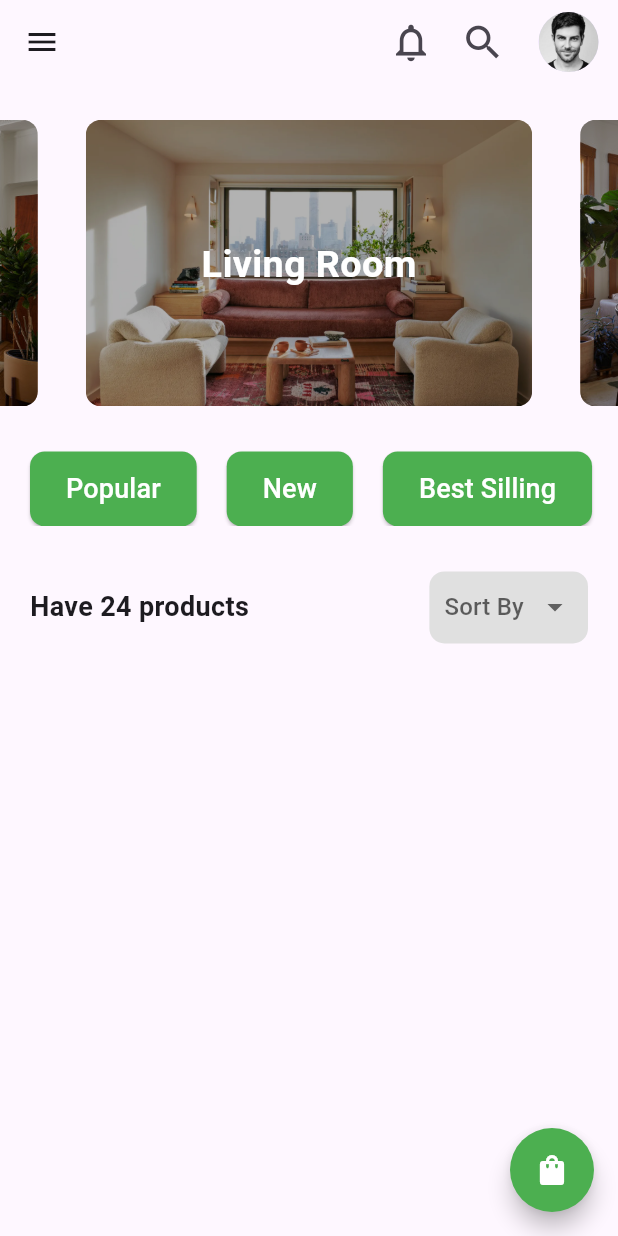
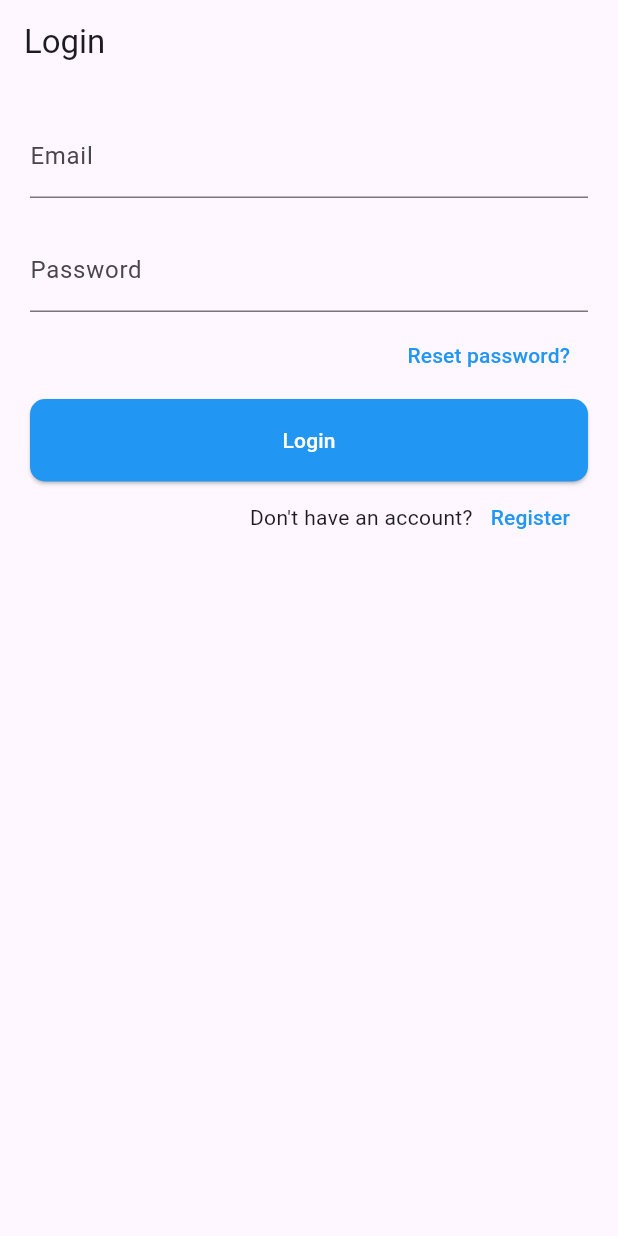
Before and after one commit to khusantoy/home-decoration-marketplace, a Flutter app: the screen it shows after launch, on a phone screen of 412 x 824 dp. Run offline on Flutter 3.47's test engine with Material 3 defaults, Android fonts, the phone set to English and light mode, and no system bars; drawn by our look-alikes of carousel_slider; our stand-ins replace cached_network_image, cloud_firestore, firebase_auth, firebase_core, flutter_screenutil; accounts and stored records are empty.

```diff
--- /dev/null
+++ b/lib/controllers/auth_controller.dart
@@ -0,0 +1,33 @@
+import 'package:home_decoration/services/auth_firebase_services.dart';
+
+class AuthController {
+  final _authFirebaseServices = AuthFirebaseServices();
+
+  Future<void> login({
+    required String emailAddress,
+    required String password,
+  }) async {
+    await _authFirebaseServices.login(
+      emailAddress: emailAddress,
+      password: password,
+    );
+  }
+
+  Future<void> register({
+    required String emailAddress,
+    required String password,
+  }) async {
+    await _authFirebaseServices.register(
+      emailAddress: emailAddress,
+      password: password,
+    );
+  }
+
+  Future<void> logout() async {
+    await _authFirebaseServices.logout();
+  }
+
+  Future<void> resetPassword({required String email}) async {
+    await _authFirebaseServices.resetPassword(email: email);
+  }
+}
--- a/lib/main.dart
+++ b/lib/main.dart
@@ -1,9 +1,11 @@
+import 'package:firebase_auth/firebase_auth.dart';
 import 'package:flutter/material.dart';
 import 'package:flutter_screenutil/flutter_screenutil.dart';
 import 'package:home_decoration/controllers/categories_controller.dart';
 import 'package:home_decoration/controllers/products_controller.dart';
 import 'package:home_decoration/views/screens/home_screen.dart';
 import 'package:firebase_core/firebase_core.dart';
+import 'package:home_decoration/views/screens/login_screen.dart';
 import 'package:provider/provider.dart';
 import 'firebase_options.dart';
 
@@ -37,7 +39,16 @@ class MyApp extends StatelessWidget {
                 home: child,
               );
             },
-            child: const HomeScreen(),
+            child: StreamBuilder(
+              stream: FirebaseAuth.instance.authStateChanges(),
+              builder: (context, snapshot) {
+                if (snapshot.hasData) {
+                  return const HomeScreen();
+                }
+
+                return const LoginScreen();
+              },
+            ),
           );
         });
   }
--- /dev/null
+++ b/lib/services/auth_firebase_services.dart
@@ -0,0 +1,55 @@
+import 'package:firebase_auth/firebase_auth.dart';
+
+class AuthFirebaseServices {
+  Future<void> register({
+    required String emailAddress,
+    required String password,
+  }) async {
+    try {
+      final credential =
+      await FirebaseAuth.instance.createUserWithEmailAndPassword(
+        email: emailAddress,
+        password: password,
+      );
+    } on FirebaseAuthException catch (e) {
+      if (e.code == 'weak-password') {
+        print('The password provided is too weak.');
+      } else if (e.code == 'email-already-in-use') {
+        print('The account already exists for that email.');
+      }
+    } catch (e) {
+      print(e);
+    }
+  }
+
+  Future<void> login({
+    required String emailAddress,
+    required String password,
+  }) async {
+    try {
+      final credential = await FirebaseAuth.instance.signInWithEmailAndPassword(
+        email: emailAddress,
+        password: password,
+      );
+    } on FirebaseAuthException catch (e) {
+      if (e.code == 'user-not-found') {
+        print('No user found for that email.');
+      } else if (e.code == 'wrong-password') {
+        print('Wrong password provided for that user.');
+      }
+    }
+  }
+
+  Future<void> logout() async {
+    await FirebaseAuth.instance.signOut();
+  }
+
+  Future<void> resetPassword({required String email}) async {
+    try {
+      await FirebaseAuth.instance.sendPasswordResetEmail(email: email);
+    } catch (e) {
+      print("Error resetting password: $e");
+    }
+  }
+
+}
--- /dev/null
+++ b/lib/utils/routes.dart
@@ -0,0 +1,7 @@
+class AppRoutes {
+  static const String home = '/home';
+  static const String login = '/login';
+  static const String register = '/register';
+  static const String resetPassword = '/resetp';
+  static const String leaders = '/leaders';
+}
--- /dev/null
+++ b/lib/views/screens/login_screen.dart
@@ -0,0 +1,160 @@
+import 'package:flutter/material.dart';
+import 'package:home_decoration/controllers/auth_controller.dart';
+import 'package:home_decoration/utils/messages.dart';
+import 'package:home_decoration/utils/routes.dart';
+import 'package:home_decoration/views/widgets/textformfield_item.dart';
+
+class LoginScreen extends StatefulWidget {
+  const LoginScreen({super.key});
+
+  @override
+  State<LoginScreen> createState() => _LoginScreenState();
+}
+
+class _LoginScreenState extends State<LoginScreen> {
+  TextEditingController emailController = TextEditingController();
+  TextEditingController passwordController = TextEditingController();
+  final GlobalKey<FormState> _formKey = GlobalKey<FormState>();
+  final _authController = AuthController();
+
+  @override
+  void dispose() {
+    emailController.dispose();
+    passwordController.dispose();
+    super.dispose();
+  }
+
+  void _validateAndSubmit() async {
+    if (_formKey.currentState!.validate()) {
+      // ScaffoldMessenger.of(context).showSnackBar(
+      //   const SnackBar(content: Text('Processing Data')),
+      // );
+      Messages.showLoadingDialog(context);
+      _authController
+          .login(
+        emailAddress: emailController.text,
+        password: passwordController.text,
+      )
+          .then((user) {
+        if (!mounted) return;
+        Navigator.pop(context);
+      }).catchError((error) {
+        if (mounted) {
+          Navigator.pop(context);
+          ScaffoldMessenger.of(context).showSnackBar(
+            SnackBar(content: Text('Login failed: $error')),
+          );
+        }
+      });
+    }
+  }
+
+  @override
+  Widget build(BuildContext context) {
+    return Scaffold(
+      appBar: AppBar(
+        title: const Text("Login"),
+      ),
+      body: Padding(
+        padding: const EdgeInsets.all(20.0),
+        child: Form(
+          key: _formKey,
+          child: Column(
+            children: [
+              TextformfieldItem(
+                labelText: "Email",
+                textEditingController: emailController,
+                textInputType: TextInputType.emailAddress,
+                textInputAction: TextInputAction.next,
+                validator: (value) {
+                  if (value == null || value.trim().isEmpty) {
+                    return "Enter your email";
+                  } else {
+                    final emailRegex = RegExp(r'^[^@]+@[^@]+\.[^@]+');
+                    if (!emailRegex.hasMatch(value)) {
+                      return "Email is wrong";
+                    }
+                  }
+
+                  return null;
+                },
+              ),
+              const SizedBox(
+                height: 20,
+              ),
+              TextformfieldItem(
+                labelText: "Password",
+                textEditingController: passwordController,
+                validator: (value) {
+                  if (value == null || value.trim().isEmpty) {
+                    return "Enter your password";
+                  }
+                  return null;
+                },
+                textInputType: TextInputType.name,
+                textInputAction: TextInputAction.done,
+              ),
+              const SizedBox(
+                height: 5,
+              ),
+              Row(
+                mainAxisAlignment: MainAxisAlignment.end,
+                children: [
+                  TextButton(
+                    onPressed: () {
+                      Navigator.pushNamed(context, AppRoutes.resetPassword);
+                    },
+                    child: const Text(
+                      "Reset password?",
+                      style: TextStyle(
+                        color: Colors.blue,
+                      ),
+                    ),
+                  )
+                ],
+              ),
+              const SizedBox(
+                height: 5,
+              ),
+              SizedBox(
+                width: double.infinity,
+                height: 55,
+                child: ElevatedButton(
+                  style: ElevatedButton.styleFrom(
+                    foregroundColor: Colors.white,
+                    backgroundColor: Colors.blue,
+                    shape: RoundedRectangleBorder(
+                      borderRadius: BorderRadius.circular(10),
+                    ),
+                  ),
+                  onPressed: _validateAndSubmit,
+                  child: const Text("Login"),
+                ),
+              ),
+              Row(
+                mainAxisAlignment: MainAxisAlignment.end,
+                children: [
+                  const Text("Don't have an account?"),
+                  TextButton(
+                    onPressed: () {
+                      Navigator.pushNamed(
+                        context,
+                        AppRoutes.register,
+                      );
+                    },
+                    child: const Text(
+                      "Register",
+                      style: TextStyle(
+                        color: Colors.blue,
+                      ),
+                    ),
+                  )
+                ],
+              )
+            ],
+          ),
+        ),
+      ),
+    );
+  }
+}
--- a/lib/views/widgets/product_list.dart
+++ b/lib/views/widgets/product_list.dart
@@ -42,6 +42,10 @@ class ProductList extends StatelessWidget {
             itemCount: products.length,
             itemBuilder: (context, index) {
               final product = Product.fromQuerySnapshot(products[index]);
+
+              String category = '';
+
+
 
               return Container(
                 padding: const EdgeInsets.all(10.0),
--- /dev/null
+++ b/lib/views/widgets/textformfield_item.dart
@@ -0,0 +1,30 @@
+import 'package:flutter/material.dart';
+
+class TextformfieldItem extends StatelessWidget {
+  final String labelText;
+  final TextEditingController textEditingController;
+  final String? Function(String?)? validator;
+  final TextInputType textInputType;
+  final TextInputAction textInputAction;
+  const TextformfieldItem({
+    super.key,
+    required this.labelText,
+    required this.textEditingController,
+    required this.validator,
+    required this.textInputType,
+    required this.textInputAction,
+  });
+
+  @override
+  Widget build(BuildContext context) {
+    return TextFormField(
+      controller: textEditingController,
+      keyboardType: textInputType,
+      textInputAction: textInputAction,
+      decoration: InputDecoration(
+        labelText: labelText,
+      ),
+      validator: validator,
+    );
+  }
+}
--- a/pubspec.yaml
+++ b/pubspec.yaml
@@ -41,6 +41,7 @@ dependencies:
   firebase_core: ^3.1.1
   provider: ^6.1.2
   cached_network_image: ^3.3.1
+  firebase_auth: ^5.1.1
 
 dev_dependencies:
   flutter_test:
```
Also changed, not shown: lib/utils/messages.dart (added, +15 -0 lines), lib/views/screens/register_screen.dart (added, +147 -0 lines), lib/views/screens/reset_password_screen.dart (added, +106 -0 lines), pubspec.lock, 3 other files.
